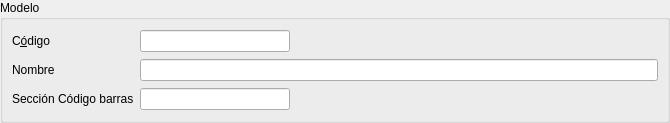
Old version of the form es.alephsistemas.gestion.almacen/marcasmodelos.dbrecord.ui in the repository dpinelo/AlephERP-MainModules.
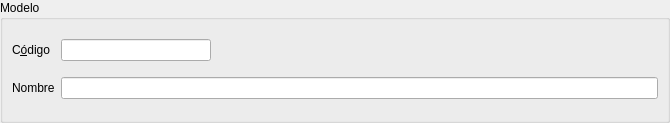
New version of the form. Custom widgets are drawn as their Qt base class.

```diff
--- a/es.alephsistemas.gestion.almacen/marcasmodelos.dbrecord.ui
+++ b/es.alephsistemas.gestion.almacen/marcasmodelos.dbrecord.ui
@@ -94,39 +94,6 @@
         </property>
        </widget>
       </item>
-      <item row="2" column="0">
-       <widget class="QLabel" name="label">
-        <property name="text">
-         <string>Sección Código barras</string>
-        </property>
-        <property name="buddy">
-         <cstring>db_codigo_2</cstring>
-        </property>
-       </widget>
-      </item>
-      <item row="2" column="1">
-       <widget class="DBLineEdit" name="db_codigo_2">
-        <property name="fieldName" stdset="0">
-         <string>identificadorcodbarras</string>
-        </property>
-        <property name="dataEditable" stdset="0">
-         <bool>true</bool>
-        </property>
-       </widget>
-      </item>
-      <item row="2" column="2">
-       <spacer name="horizontalSpacer_2">
-        <property name="orientation">
-         <enum>Qt::Horizontal</enum>
-        </property>
-        <property name="sizeHint" stdset="0">
-         <size>
-          <width>495</width>
-          <height>17</height>
-         </size>
-        </property>
-       </spacer>
-      </item>
      </layout>
     </widget>
    </item>
```
